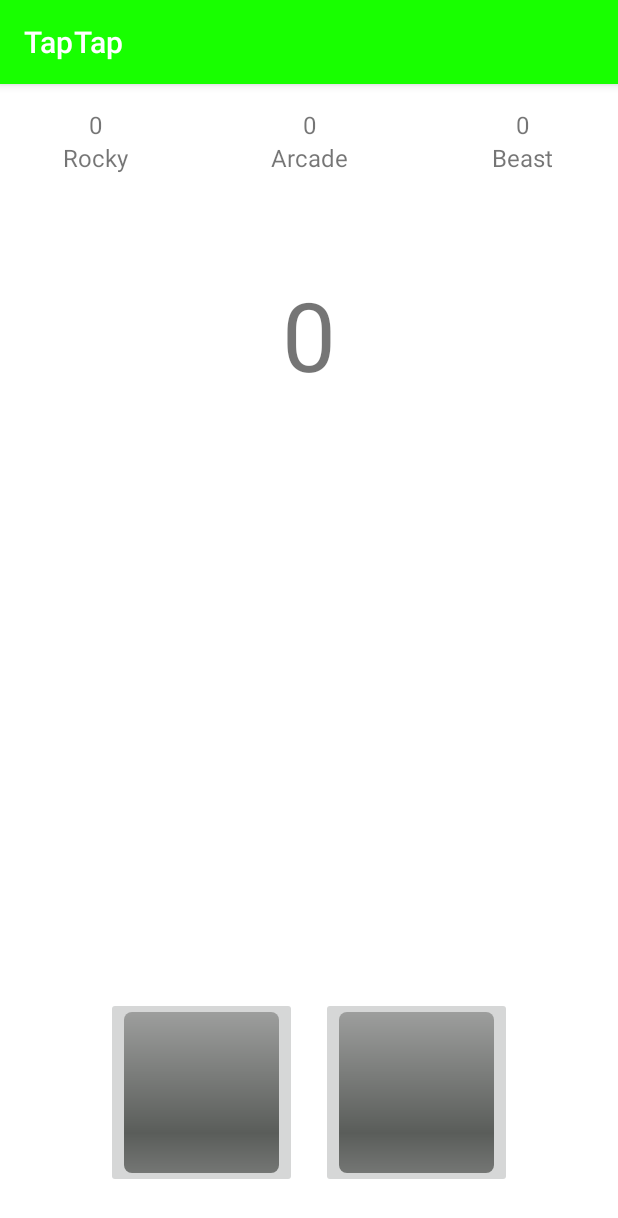
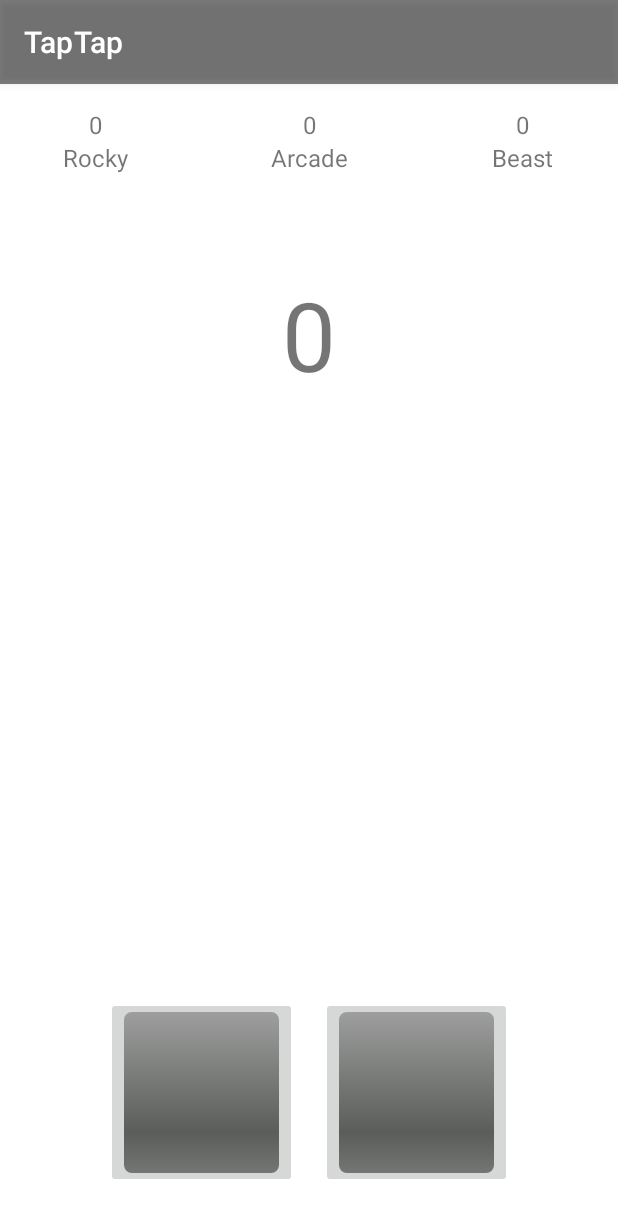
Before and after one commit to fwhyn/TapTap, an Android app: the screen it shows after launch (HomeActivity), on a phone screen of 412 x 824 dp. Shown: the top 1218 px of the screen. Run offline under Robolectric (Android 15) with nearby library versions, the phone set to English and light mode, and no system bars.

Commit message:
#4 add tap tap type
change basic color

```diff
--- a/taptap/src/main/res/drawable/ic_launcher_background.xml
+++ b/taptap/src/main/res/drawable/ic_launcher_background.xml
@@ -5,7 +5,7 @@
     android:viewportWidth="108"
     android:viewportHeight="108">
     <path
-        android:fillColor="#3DDC84"
+        android:fillColor="#538368"
         android:pathData="M0,0h108v108h-108z" />
     <path
         android:fillColor="#00000000"
--- a/taptap/src/main/res/values-night/themes.xml
+++ b/taptap/src/main/res/values-night/themes.xml
@@ -2,12 +2,12 @@
     <!-- Base application theme. -->
     <style name="Theme.TapTap" parent="Theme.MaterialComponents.DayNight.DarkActionBar">
         <!-- Primary brand color. -->
-        <item name="colorPrimary">@color/green</item>
+        <item name="colorPrimary">@color/grey</item>
         <item name="colorPrimaryVariant">@color/black</item>
         <item name="colorOnPrimary">@color/white</item>
 
         <!-- Secondary brand color. -->
-        <item name="colorSecondary">@color/green</item>
+        <item name="colorSecondary">@color/grey</item>
         <item name="colorSecondaryVariant">@color/white</item>
         <item name="colorOnSecondary">@color/black</item>
 
--- a/taptap/src/main/res/values/colors.xml
+++ b/taptap/src/main/res/values/colors.xml
@@ -3,4 +3,6 @@
     <color name="black">#FF000000</color>
     <color name="white">#FFFFFFFF</color>
     <color name="green">#18FF00</color>
+    <color name="dark_green">#3D7138</color>
+    <color name="grey">#80000000</color>
 </resources>
--- a/taptap/src/main/res/values/themes.xml
+++ b/taptap/src/main/res/values/themes.xml
@@ -2,12 +2,12 @@
     <!-- Base application theme. -->
     <style name="Theme.TapTap" parent="Theme.MaterialComponents.DayNight.DarkActionBar">
         <!-- Primary brand color. -->
-        <item name="colorPrimary">@color/green</item>
+        <item name="colorPrimary">@color/grey</item>
         <item name="colorPrimaryVariant">@color/black</item>
         <item name="colorOnPrimary">@color/white</item>
 
         <!-- Secondary brand color. -->
-        <item name="colorSecondary">@color/green</item>
+        <item name="colorSecondary">@color/grey</item>
         <item name="colorSecondaryVariant">@color/white</item>
         <item name="colorOnSecondary">@color/black</item>
 
```
